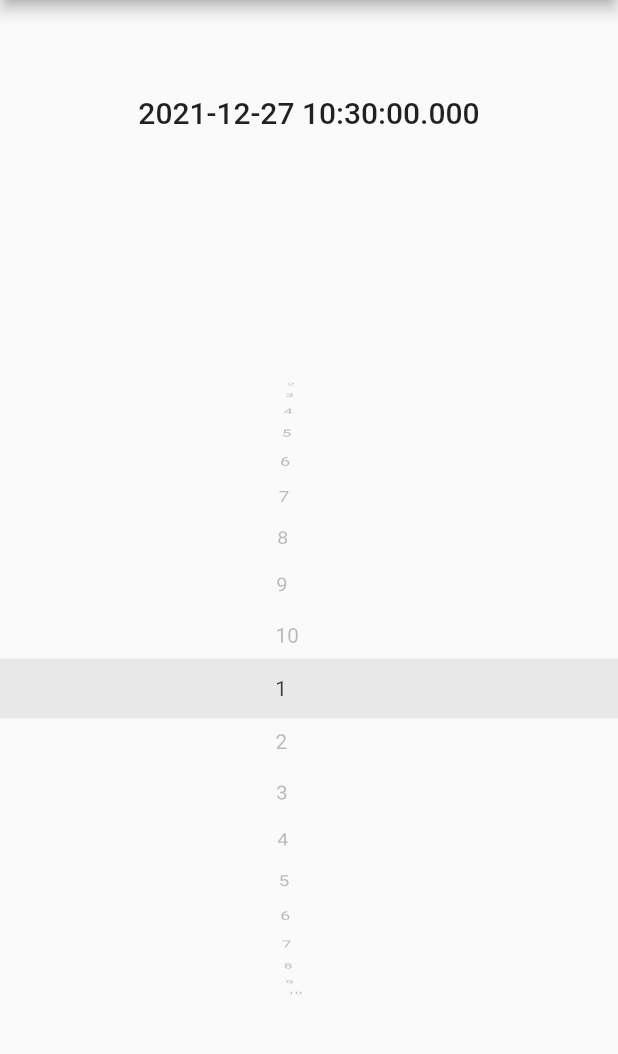
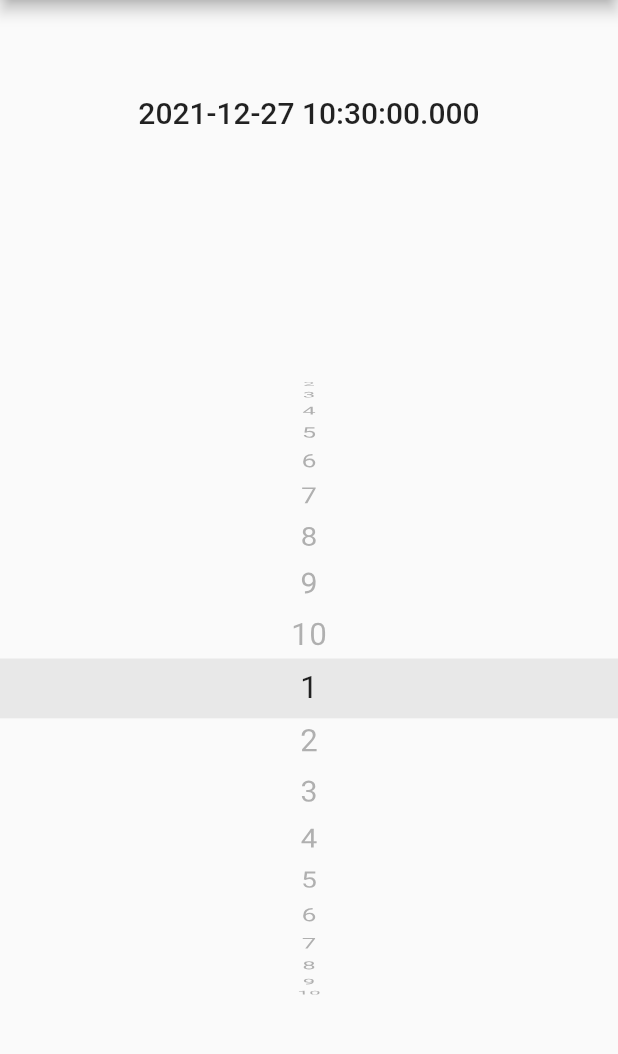
Before and after one commit to mincheol-shin/scroll_date_picker, a Flutter app: the screen it shows after launch, on a phone screen of 412 x 824 dp, the part 84-1138 px from its top. Run offline on Flutter 3.47's test engine with Material 2 defaults, Android fonts, the phone set to English and light mode, and no system bars.

Commit message:
🔥 Delete text style parameters

```diff
--- a/lib/src/scroll_date_picker.dart
+++ b/lib/src/scroll_date_picker.dart
@@ -12,8 +12,6 @@ class ScrollDatePicker extends StatelessWidget {
     this.itemExtent = 45.0,
     this.diameterRatio = 3.0,
     this.perspective = 0.01,
-    this.textStyle = const TextStyle(fontSize: 18.0, color: Colors.grey),
-    this.selectedTextStyle = const TextStyle(fontSize: 20.0, color: Colors.black, fontWeight: FontWeight.w500),
     this.isLoop = true,
   }) : super(key: key);
 
@@ -32,12 +30,6 @@ class ScrollDatePicker extends StatelessWidget {
   /// {@macro flutter.rendering.wheelList.perspective}
   final double perspective;
 
-  /// An opaque object that determines the size, position, and rendering of selected text.
-  final TextStyle selectedTextStyle;
-
-  /// An opaque object that determines the size, position, and rendering of text.
-  final TextStyle textStyle;
-
   /// The loop iterates on an explicit list of values
   final bool isLoop;
 
--- a/lib/src/widgets/date_scroll_view.dart
+++ b/lib/src/widgets/date_scroll_view.dart
@@ -1,3 +1,4 @@
+import 'package:flutter/cupertino.dart';
 import 'package:flutter/material.dart';
 
 // ignore: must_be_immutable
@@ -36,13 +37,13 @@ class DateScrollView extends StatelessWidget {
     _date = List<Widget>.generate(
       item.length,
       (index) => Container(
-        alignment: Alignment.centerLeft,
-        child: Text("${item[index]}$label"),
+        alignment: Alignment.center,
+        child: Text("${item[index]}$label", style: CupertinoTheme.of(context).textTheme.dateTimePickerTextStyle),
       ),
     );
 
     return Container(
-      width: width,
+      alignment: Alignment.center,
       child: ListWheelScrollView.useDelegate(
         itemExtent: 35,
         diameterRatio: 3,
```
